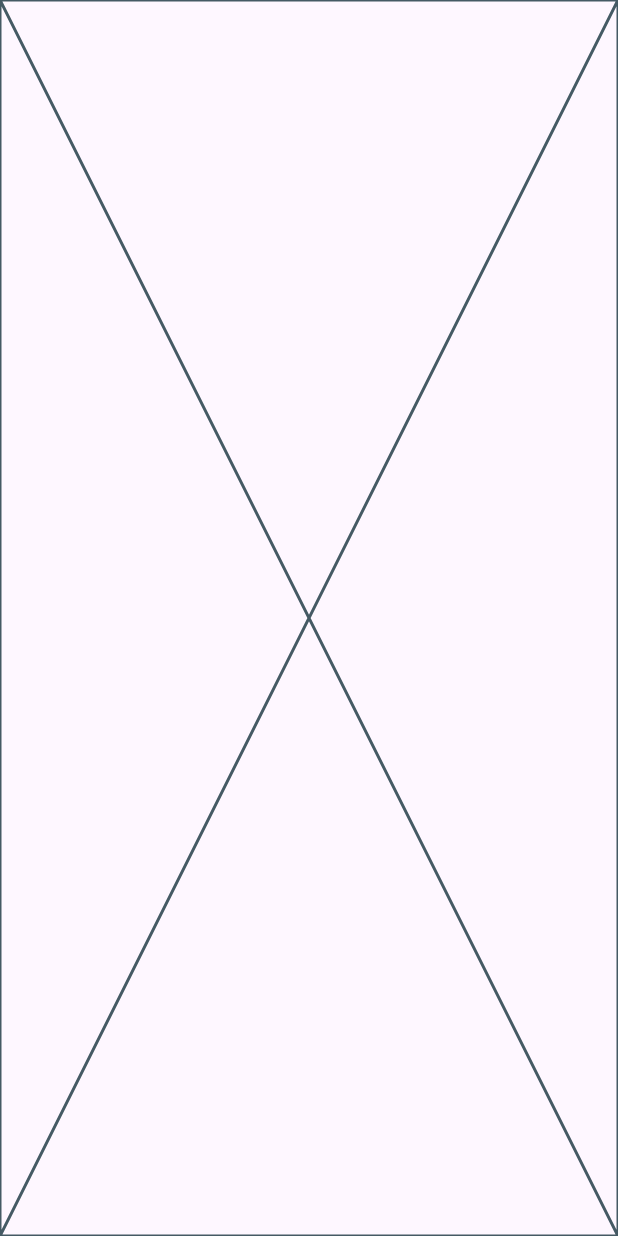
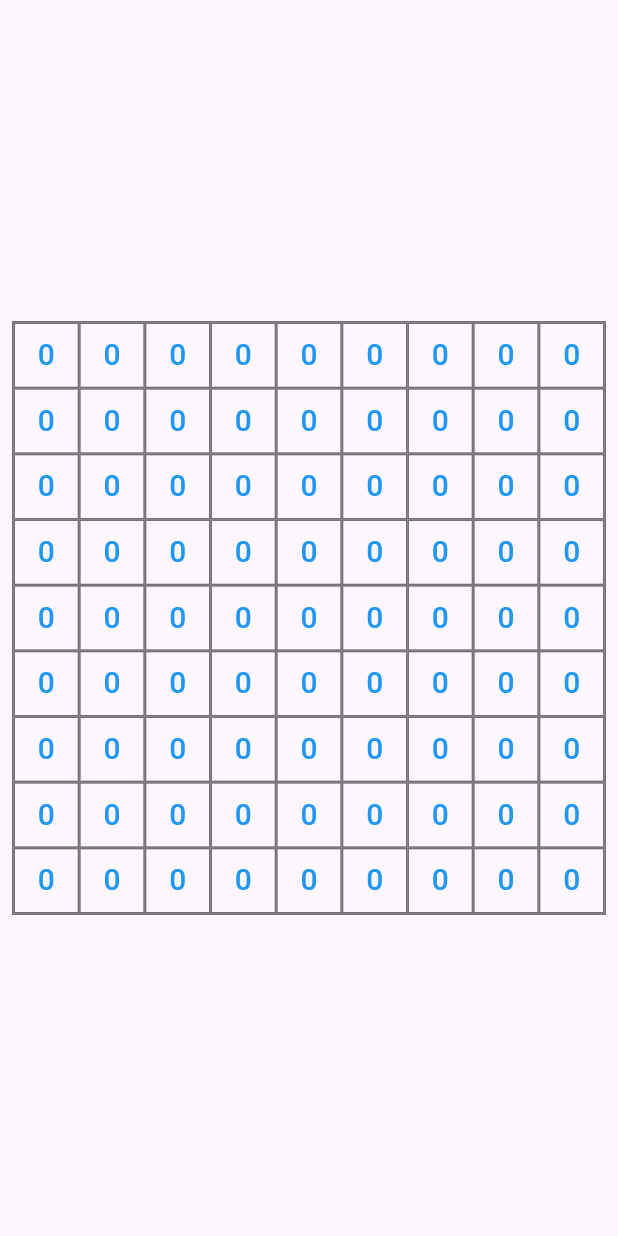
Before and after one commit to hmai2139/rapidmap-test, a Flutter app: the screen it shows after launch, on a phone screen of 412 x 824 dp. Run offline on Flutter 3.47's test engine with Material 3 defaults, Android fonts, the phone set to English and light mode, and no system bars.

Commit message:
Added Sudoku board GUI.

```diff
--- a/lib/sudoku.dart
+++ b/lib/sudoku.dart
@@ -1,5 +1,8 @@
 import 'package:flutter/material.dart';
 
+/// A 9x9 Sudoku game for RapidMap Developer Test Q2.
+/// User can input their own puzzles, or generate random puzzles.
+/// Can be solved manually or automatically using a backtracking algorithm.
 class Sudoku extends StatefulWidget {
   const Sudoku({super.key});
 
@@ -8,8 +11,130 @@ class Sudoku extends StatefulWidget {
 }
 
 class _SudokuState extends State<Sudoku> {
+  /// Assume all puzzles are NxN.
+  int N = 9;
+
+  /// The initial puzzle.
+  List<List<int>> puzzle = [
+    [0, 0, 0, 0, 0, 0, 0, 0, 0],
+    [0, 0, 0, 0, 0, 0, 0, 0, 0],
+    [0, 0, 0, 0, 0, 0, 0, 0, 0],
+    [0, 0, 0, 0, 0, 0, 0, 0, 0],
+    [0, 0, 0, 0, 0, 0, 0, 0, 0],
+    [0, 0, 0, 0, 0, 0, 0, 0, 0],
+    [0, 0, 0, 0, 0, 0, 0, 0, 0],
+    [0, 0, 0, 0, 0, 0, 0, 0, 0],
+    [0, 0, 0, 0, 0, 0, 0, 0, 0],
+  ];
+
+  /// The puzzle being solved.
+  late List<List<int>> currentPuzzle;
+
+  @override
+  void initState() {
+    currentPuzzle = puzzle;
+    super.initState();
+  }
+
   @override
   Widget build(BuildContext context) {
-    return const Placeholder();
+    return SafeArea(
+      child: Padding(
+        padding: const EdgeInsets.all(8.0),
+        child: Column(
+            mainAxisAlignment: MainAxisAlignment.center,
+            crossAxisAlignment: CrossAxisAlignment.center,
+            children: <Widget>[
+              AspectRatio(
+                aspectRatio: 1.0,
+                child: Container(
+                  decoration: BoxDecoration(
+                      border: Border.all(color: Colors.black54, width: 1)),
+                  child: GridView.builder(
+                    gridDelegate: SliverGridDelegateWithFixedCrossAxisCount(
+                      crossAxisCount: N,
+                      childAspectRatio: 1
+                    ),
+                    itemBuilder: _buildTile,
+                    itemCount: N * N,
+                  ),
+                ),
+              ),
+            ]),
+      ),
+    );
+  }
+
+  /// A single tile on the puzzle board.
+  ///
+  /// The number will be blue if [isInitial] is true, and black otherwise.
+  Widget _buildTile(BuildContext context, int index) {
+    /// Calculates coordinates (x, y) from [index].
+    int x = (index / N).floor();
+    int y = (index % N);
+
+    return GestureDetector(
+      onTap: () => _tileOnTap(x, y),
+      child: Container(
+        decoration: BoxDecoration(
+          border: Border.all(
+            color: Colors.black54,
+            width: 1,
+          ),
+        ),
+        child: Center(
+          child: Text(
+            puzzle[x][y].toString(),
+            style: const TextStyle(
+                fontSize: 20,
+                fontWeight: FontWeight.w500,
+                color: true ? Colors.blue : Colors.black),
+          ),
+        ),
+      ),
+    );
+  }
+
+  /// Shows a number picker of 1 to 9.
+  /// Sets the number of the (x, y) tile to the picked number.
+  void _tileOnTap(int x, int y) {
+    showDialog(
+      barrierDismissible: true,
+      context: context,
+      builder: (context) => AlertDialog(
+        content: SizedBox(
+          width: MediaQuery.of(context).size.width * .7,
+          height: MediaQuery.of(context).size.width * .7,
+          child: GridView.count(
+            crossAxisCount: 3,
+            children: [for (var i = 1; i < 10; i++) i]
+                .map(
+                  (val) => OutlinedButton(
+                    style: OutlinedButton.styleFrom(
+                      shape: RoundedRectangleBorder(
+                        borderRadius: BorderRadius.circular(0),
+                      ),
+                      side: const BorderSide(width: 0.5, color: Colors.black),
+                    ),
+                    onPressed: () {
+                      setState(() {
+                        puzzle[x][y] = val;
+                      });
+                      Navigator.of(context).pop();
+                    },
+                    child: Text(
+                      val.toString(),
+                      style: const TextStyle(
+                          fontSize: 20,
+                          color: Colors.black,
+                          fontWeight: FontWeight.w500),
+                    ),
+                  ),
+                )
+                .toList(),
+          ),
+        ),
+      ),
+    );
   }
 }
```
